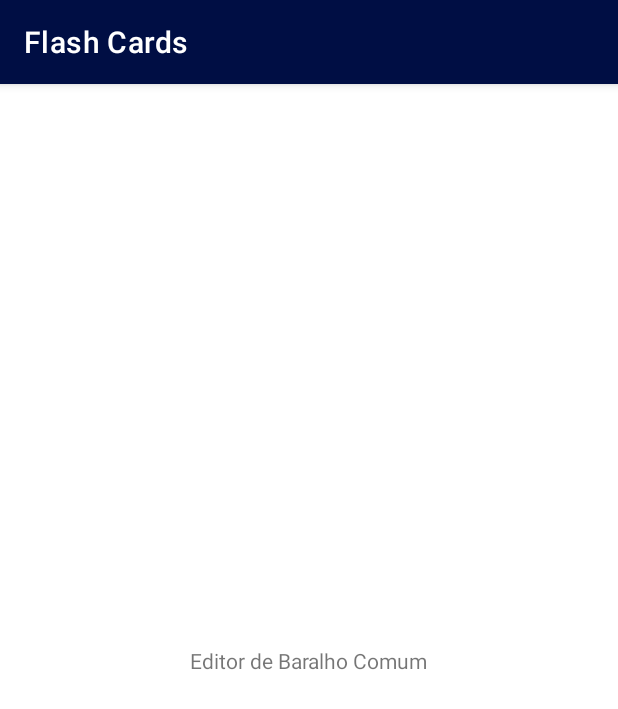
After one commit to marceloeugeniobruno/Flash-Cards-TCC, an Android app: the EditorDeBaralhoActivity screen opened directly, with no data from a screen before it, on a phone screen of 412 x 824 dp. The commit adds this screen. Shown: the top 709 px of the screen. Run offline under Robolectric (Android 15) with nearby library versions, the phone set to English and light mode, and no system bars.

Commit message:
telas e encaminhamento do baralho comum criados

```diff
--- a/app/src/main/AndroidManifest.xml
+++ b/app/src/main/AndroidManifest.xml
@@ -9,7 +9,10 @@
         android:roundIcon="@mipmap/ic_launcher_round"
         android:supportsRtl="true"
         android:theme="@style/Theme.FlashCards">
-        <activity android:name=".activity.CartaActivity"></activity>
+        <activity android:name=".activity.GerenciadorDeAlertasActivity"></activity>
+        <activity android:name=".activity.EditorDeBaralhoActivity" />
+        <activity android:name=".activity.EditorDeCartasActivity" />
+        <activity android:name=".activity.CartaActivity" />
         <activity android:name=".activity.GrupoActivity" />
         <activity android:name=".activity.PerguntaSegundaAnimoActivity" />
         <activity android:name=".activity.PerguntaPrimeiraTempoActivity" />
--- /dev/null
+++ b/app/src/main/java/com/example/flashcards/activity/EditorDeBaralhoActivity.java
@@ -0,0 +1,15 @@
+package com.example.flashcards.activity;
+
+import androidx.appcompat.app.AppCompatActivity;
+
+import android.os.Bundle;
+import com.example.flashcards.R;
+
+public class EditorDeBaralhoActivity extends AppCompatActivity {
+
+    @Override
+    protected void onCreate(Bundle savedInstanceState) {
+        super.onCreate(savedInstanceState);
+        setContentView(R.layout.activity_editor_de_baralho);
+    }
+}
--- a/app/src/main/res/layout/activity_baralho_comum.xml
+++ b/app/src/main/res/layout/activity_baralho_comum.xml
@@ -23,6 +23,7 @@
         android:layout_marginEnd="4dp"
         android:layout_marginRight="4dp"
         android:background="@drawable/botoes"
+        android:onClick="pbcGerenciarAlarmes"
         android:text="@string/pbc_btn_config"
         app:backgroundTint="@color/azul_claro"
         app:layout_constraintBottom_toTopOf="@+id/guideline11"
@@ -53,6 +54,7 @@
         android:layout_marginEnd="32dp"
         android:layout_marginRight="32dp"
         android:background="@drawable/botoes"
+        android:onClick="pbcEditarBaralho"
         android:text="@string/pbc_btn_editar"
         app:backgroundTint="@color/azul_claro"
         app:layout_constraintBottom_toTopOf="@+id/guideline11"
@@ -70,6 +72,7 @@
         android:layout_marginRight="32dp"
         android:layout_marginBottom="8dp"
         android:background="@drawable/botoes"
+        android:onClick="pbcAdicinarCarta"
         android:text="@string/pbc_btn_add"
         app:backgroundTint="@color/azul_claro"
         app:layout_constraintBottom_toTopOf="@+id/button5"
--- /dev/null
+++ b/app/src/main/res/layout/activity_editor_de_baralho.xml
@@ -0,0 +1,18 @@
+<?xml version="1.0" encoding="utf-8"?>
+<androidx.constraintlayout.widget.ConstraintLayout xmlns:android="http://schemas.android.com/apk/res/android"
+    xmlns:app="http://schemas.android.com/apk/res-auto"
+    xmlns:tools="http://schemas.android.com/tools"
+    android:layout_width="match_parent"
+    android:layout_height="match_parent"
+    tools:context=".activity.EditorDeBaralhoActivity">
+
+    <TextView
+        android:id="@+id/textView20"
+        android:layout_width="wrap_content"
+        android:layout_height="wrap_content"
+        android:text="Editor de Baralho Comum"
+        app:layout_constraintBottom_toBottomOf="parent"
+        app:layout_constraintEnd_toEndOf="parent"
+        app:layout_constraintStart_toStartOf="parent"
+        app:layout_constraintTop_toTopOf="parent" />
+</androidx.constraintlayout.widget.ConstraintLayout>
```
Also changed, not shown: app/src/main/java/com/example/flashcards/activity/BaralhoComumActivity.java (+15 -9 lines), app/src/main/java/com/example/flashcards/activity/EditorDeCartasActivity.java (added, +15 -0 lines), app/src/main/java/com/example/flashcards/activity/GerenciadorDeAlertasActivity.java (added, +15 -0 lines), app/src/main/res/layout/activity_editor_de_cartas.xml (added, +18 -0 lines), app/src/main/res/layout/activity_gerenciador_de_alertas.xml (added, +18 -0 lines).
